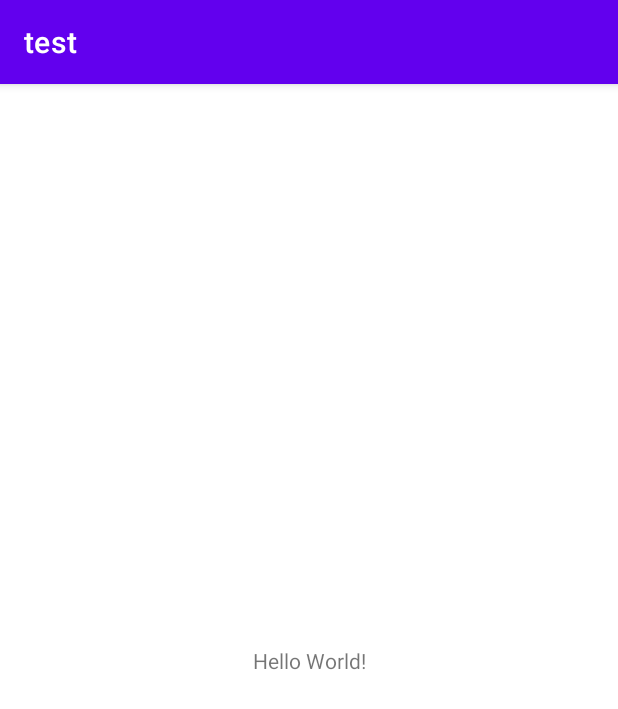
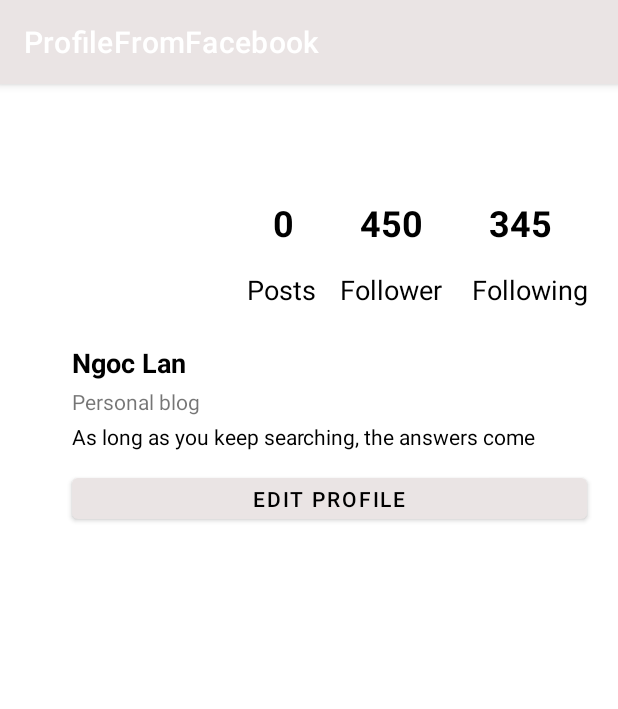
Before and after one commit to lnlan1810/Android-Projects-Semester-3, an Android app: the screen it shows after launch (MainActivity), on a phone screen of 412 x 824 dp. Shown: the top 709 px of the screen. Run offline under Robolectric (Android 15) with nearby library versions, the light colour scheme and no system bars.

Commit message:
Homework_1 instagram

```diff
--- a/app/build.gradle
+++ b/app/build.gradle
@@ -2,12 +2,17 @@ plugins {
     id 'com.android.application'
     id 'org.jetbrains.kotlin.android'
 }
+apply plugin: 'com.android.application'
+
+apply plugin: 'kotlin-android'
+
+apply plugin: 'kotlin-android-extensions'
 
 android {
     compileSdk 32
 
     defaultConfig {
-        applicationId "com.example.test"
+        applicationId "com.example.profilefromfacebook"
         minSdk 23
         targetSdk 32
         versionCode 1
@@ -22,6 +27,11 @@ android {
             proguardFiles getDefaultProguardFile('proguard-android-optimize.txt'), 'proguard-rules.pro'
         }
     }
+
+    buildFeatures {
+        viewBinding true
+    }
+
     compileOptions {
         sourceCompatibility JavaVersion.VERSION_1_8
         targetCompatibility JavaVersion.VERSION_1_8
@@ -34,9 +44,9 @@ android {
 dependencies {
 
     implementation 'androidx.core:core-ktx:1.7.0'
-    implementation 'androidx.appcompat:appcompat:1.4.2'
-    implementation 'com.google.android.material:material:1.6.1'
-    implementation 'androidx.constraintlayout:constraintlayout:2.1.4'
+    implementation 'androidx.appcompat:appcompat:1.3.0'
+    implementation 'com.google.android.material:material:1.4.0'
+    implementation 'androidx.constraintlayout:constraintlayout:2.0.4'
     testImplementation 'junit:junit:4.13.2'
     androidTestImplementation 'androidx.test.ext:junit:1.1.3'
     androidTestImplementation 'androidx.test.espresso:espresso-core:3.4.0'
--- a/app/src/main/AndroidManifest.xml
+++ b/app/src/main/AndroidManifest.xml
@@ -1,7 +1,7 @@
 <?xml version="1.0" encoding="utf-8"?>
 <manifest xmlns:android="http://schemas.android.com/apk/res/android"
     xmlns:tools="http://schemas.android.com/tools"
-    package="com.example.test">
+    package="com.example.profilefromfacebook">
 
     <application
         android:allowBackup="true"
@@ -11,7 +11,7 @@
         android:label="@string/app_name"
         android:roundIcon="@mipmap/ic_launcher_round"
         android:supportsRtl="true"
-        android:theme="@style/Theme.Test"
+        android:theme="@style/Theme.ProfileFromFacebook"
         tools:targetApi="31">
         <activity
             android:name=".MainActivity"
--- /dev/null
+++ b/app/src/main/java/com/example/profilefromfacebook/MainActivity.kt
@@ -0,0 +1,52 @@
+package com.example.profilefromfacebook
+
+import androidx.appcompat.app.AppCompatActivity
+import android.os.Bundle
+import android.view.View
+import android.widget.Button
+import android.widget.ImageView
+import android.widget.TextView
+import com.example.profilefromfacebook.databinding.ActivityMainBinding
+import kotlinx.android.synthetic.main.activity_main.*
+
+
+class MainActivity : AppCompatActivity() {
+
+    private var bt:Button? =null
+    private var imAvatar :ImageView? =null
+    private var tvMessage: TextView? = null
+    private var binding: ActivityMainBinding? = null
+    override fun onCreate(savedInstanceState: Bundle?) {
+        super.onCreate(savedInstanceState)
+        setContentView(R.layout.activity_main)
+
+        tvMessage = findViewById<TextView>(R.id.tvName)
+        tvMessage?.setOnClickListener{
+
+        }
+
+        binding = ActivityMainBinding.inflate(layoutInflater).also {
+            setContentView(it.root)
+        }
+        binding?.avatar?.setImageResource(R.drawable.pic)
+
+
+        bt =findViewById<Button>(R.id.button)
+        imAvatar =findViewById<ImageView>(R.id.avatar)
+
+        bt?.setOnClickListener {
+            var isvisible = avatar.visibility;
+            if (isvisible == View.VISIBLE){
+                avatar.visibility =View.GONE
+            }else{
+                avatar.visibility =View.VISIBLE
+            }
+
+        }
+
+        //bt?.setOnClickListener(new View.OnClickListener());
+
+
+
+    }
+}
--- a/app/src/main/java/com/example/test/MainActivity.kt
+++ /dev/null
@@ -1,11 +0,0 @@
-package com.example.test
-
-import androidx.appcompat.app.AppCompatActivity
-import android.os.Bundle
-
-class MainActivity : AppCompatActivity() {
-    override fun onCreate(savedInstanceState: Bundle?) {
-        super.onCreate(savedInstanceState)
-        setContentView(R.layout.activity_main)
-    }
-}
--- a/app/src/main/res/layout/activity_main.xml
+++ b/app/src/main/res/layout/activity_main.xml
@@ -6,13 +6,140 @@
     android:layout_height="match_parent"
     tools:context=".MainActivity">
 
+    <ImageView
+        android:id="@+id/avatar"
+        android:layout_width="121dp"
+        android:layout_height="103dp"
+        android:layout_marginStart="24dp"
+        android:layout_marginTop="60dp"
+        app:layout_constraintStart_toStartOf="parent"
+        app:layout_constraintTop_toTopOf="parent"
+        tools:srcCompat="@drawable/pic"
+        android:visibility="gone"
+        />
+
     <TextView
+        android:id="@+id/vt_Post"
         android:layout_width="wrap_content"
         android:layout_height="wrap_content"
-        android:text="Hello World!"
-        app:layout_constraintBottom_toBottomOf="parent"
-        app:layout_constraintEnd_toEndOf="parent"
-        app:layout_constraintStart_toStartOf="parent"
+        android:layout_marginTop="76dp"
+        android:layout_marginEnd="44dp"
+        android:text="0"
+        android:textColor="@color/black"
+        android:textSize="24dp"
+        android:textStyle="bold"
+        app:layout_constraintEnd_toStartOf="@+id/textView3"
         app:layout_constraintTop_toTopOf="parent" />
 
+    <TextView
+        android:id="@+id/textView2"
+        android:layout_width="wrap_content"
+        android:layout_height="wrap_content"
+        android:layout_marginTop="16dp"
+        android:layout_marginEnd="16dp"
+        android:text="Posts"
+        android:textColor="@color/black"
+        android:textSize="18dp"
+        app:layout_constraintEnd_toStartOf="@+id/textView4"
+        app:layout_constraintTop_toBottomOf="@+id/vt_Post" />
+
+    <TextView
+        android:id="@+id/textView3"
+        android:layout_width="wrap_content"
+        android:layout_height="wrap_content"
+        android:layout_marginTop="76dp"
+        android:layout_marginEnd="44dp"
+        android:text="450"
+        android:textColor="@color/black"
+        android:textSize="24dp"
+        android:textStyle="bold"
+        app:layout_constraintEnd_toStartOf="@+id/textView5"
+        app:layout_constraintTop_toTopOf="parent" />
+
+    <TextView
+        android:id="@+id/textView4"
+        android:layout_width="wrap_content"
+        android:layout_height="wrap_content"
+        android:layout_marginTop="16dp"
+        android:layout_marginEnd="20dp"
+        android:text="Follower"
+        android:textColor="@color/black"
+        android:textSize="18dp"
+        app:layout_constraintEnd_toStartOf="@+id/textView6"
+        app:layout_constraintTop_toBottomOf="@+id/textView3" />
+
+    <TextView
+        android:id="@+id/textView5"
+        android:layout_width="wrap_content"
+        android:layout_height="wrap_content"
+        android:layout_marginTop="76dp"
+        android:layout_marginEnd="44dp"
+        android:text="345"
+        android:textColor="@color/black"
+        android:textSize="24dp"
+        android:textStyle="bold"
+        app:layout_constraintEnd_toEndOf="parent"
+        app:layout_constraintTop_toTopOf="parent" />
+
+    <TextView
+        android:id="@+id/textView6"
+        android:layout_width="wrap_content"
+        android:layout_height="wrap_content"
+        android:layout_marginTop="16dp"
+        android:layout_marginEnd="20dp"
+        android:text="Following"
+        android:textColor="@color/black"
+        android:textSize="18dp"
+        app:layout_constraintEnd_toEndOf="parent"
+        app:layout_constraintTop_toBottomOf="@+id/textView5" />
+
+    <TextView
+        android:id="@+id/tvName"
+        android:layout_width="wrap_content"
+        android:layout_height="wrap_content"
+        android:layout_marginStart="48dp"
+        android:layout_marginTop="24dp"
+        android:text="Ngoc Lan"
+        android:textColor="@color/black"
+        android:textSize="18dp"
+        android:textStyle="bold"
+        app:layout_constraintStart_toStartOf="parent"
+        app:layout_constraintTop_toBottomOf="@+id/textView2" />
+
+    <TextView
+        android:id="@+id/textView8"
+        android:layout_width="wrap_content"
+        android:layout_height="wrap_content"
+        android:layout_marginStart="48dp"
+        android:layout_marginTop="4dp"
+        android:text="Personal blog"
+        app:layout_constraintStart_toStartOf="parent"
+        app:layout_constraintTop_toBottomOf="@+id/tvName" />
+
+    <TextView
+        android:id="@+id/textView9"
+        android:layout_width="wrap_content"
+        android:layout_height="wrap_content"
+        android:layout_marginStart="48dp"
+        android:layout_marginTop="4dp"
+        android:text="As long as you keep searching, the answers come"
+        android:textColor="@color/black"
+        app:layout_constraintStart_toStartOf="parent"
+        app:layout_constraintTop_toBottomOf="@+id/textView8" />
+
+
+        <Button
+            android:id="@+id/button"
+            android:layout_width="343dp"
+            android:layout_height="39dp"
+            android:layout_marginStart="48dp"
+            android:layout_marginTop="12dp"
+            android:text="Edit profile"
+            android:textColor="@color/black"
+            app:layout_constraintStart_toStartOf="parent"
+            app:layout_constraintTop_toBottomOf="@+id/textView9" />
+
+
+
+
 </androidx.constraintlayout.widget.ConstraintLayout>
--- a/app/src/main/res/values-night/themes.xml
+++ b/app/src/main/res/values-night/themes.xml
@@ -1,6 +1,6 @@
 <resources xmlns:tools="http://schemas.android.com/tools">
     <!-- Base application theme. -->
-    <style name="Theme.Test" parent="Theme.MaterialComponents.DayNight.DarkActionBar">
+    <style name="Theme.ProfileFromFacebook" parent="Theme.MaterialComponents.DayNight.DarkActionBar">
         <!-- Primary brand color. -->
         <item name="colorPrimary">@color/purple_200</item>
         <item name="colorPrimaryVariant">@color/purple_700</item>
--- a/app/src/main/res/values/colors.xml
+++ b/app/src/main/res/values/colors.xml
@@ -7,4 +7,5 @@
     <color name="teal_700">#FF018786</color>
     <color name="black">#FF000000</color>
     <color name="white">#FFFFFFFF</color>
+    <color name="gray">#EAE4E4</color>
 </resources>
--- a/app/src/main/res/values/strings.xml
+++ b/app/src/main/res/values/strings.xml
@@ -1,3 +1,3 @@
 <resources>
-    <string name="app_name">test</string>
+    <string name="app_name">ProfileFromFacebook</string>
 </resources>
--- a/app/src/main/res/values/themes.xml
+++ b/app/src/main/res/values/themes.xml
@@ -1,8 +1,8 @@
 <resources xmlns:tools="http://schemas.android.com/tools">
     <!-- Base application theme. -->
-    <style name="Theme.Test" parent="Theme.MaterialComponents.DayNight.DarkActionBar">
+    <style name="Theme.ProfileFromFacebook" parent="Theme.MaterialComponents.DayNight.DarkActionBar">
         <!-- Primary brand color. -->
-        <item name="colorPrimary">@color/purple_500</item>
+        <item name="colorPrimary">@color/gray</item>
         <item name="colorPrimaryVariant">@color/purple_700</item>
         <item name="colorOnPrimary">@color/white</item>
         <!-- Secondary brand color. -->
--- a/settings.gradle
+++ b/settings.gradle
@@ -12,5 +12,5 @@ dependencyResolutionManagement {
         mavenCentral()
     }
 }
-rootProject.name = "test"
+rootProject.name = "ProfileFromFacebook"
 include ':app'
```
Also changed, not shown: app/src/main/res/drawable-v24/face.png (added), app/src/main/res/drawable-v24/pic.jpg (added), gradle/wrapper/gradle-wrapper.properties, 5 other files.
